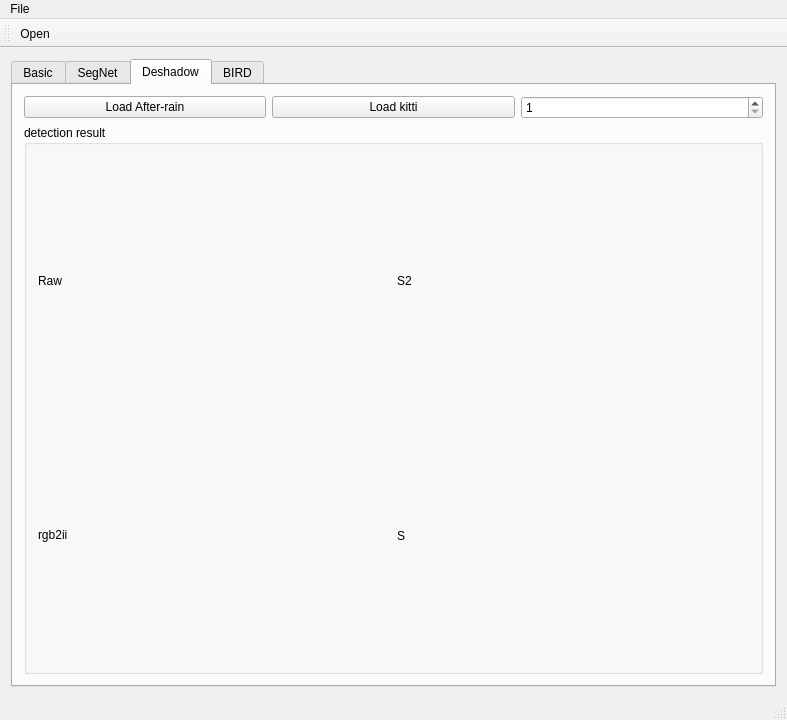
The window that OpenCarVision/mainwindow.ui (baidut/ITS) describes before a commit, drawn with Qt 5.
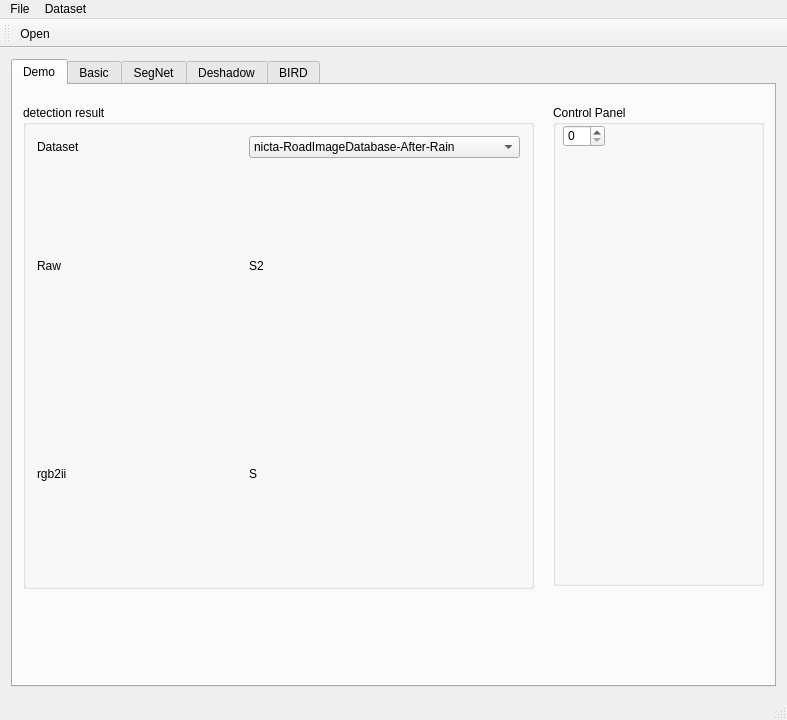
The same window after the commit. Custom widgets are drawn as their Qt base class.

Commit message: add dataset helper

The edit to the form file:
```diff
--- a/OpenCarVision/mainwindow.ui
+++ b/OpenCarVision/mainwindow.ui
@@ -7,7 +7,7 @@
     <x>0</x>
     <y>0</y>
     <width>787</width>
-    <height>639</height>
+    <height>641</height>
    </rect>
   </property>
   <property name="windowTitle">
@@ -18,8 +18,100 @@
     <item row="0" column="1">
      <widget class="QTabWidget" name="tabWidget">
       <property name="currentIndex">
-       <number>2</number>
+       <number>0</number>
       </property>
+      <widget class="QWidget" name="tab_5">
+       <attribute name="title">
+        <string>Demo</string>
+       </attribute>
+       <widget class="QGroupBox" name="groupBox_14">
+        <property name="geometry">
+         <rect>
+          <x>10</x>
+          <y>20</y>
+          <width>511</width>
+          <height>484</height>
+         </rect>
+        </property>
+        <property name="title">
+         <string>detection result</string>
+        </property>
+        <layout class="QGridLayout" name="gridLayout_22">
+         <item row="2" column="0">
+          <widget class="QLabelPlus" name="label_ii_s2_3">
+           <property name="text">
+            <string>&lt;html&gt;&lt;head/&gt;&lt;body&gt;&lt;p&gt;rgb2ii&lt;/p&gt;&lt;/body&gt;&lt;/html&gt;</string>
+           </property>
+          </widget>
+         </item>
+         <item row="1" column="0">
+          <widget class="QLabelPlus" name="label_rawdata">
+           <property name="text">
+            <string>Raw</string>
+           </property>
+          </widget>
+         </item>
+         <item row="2" column="1">
+          <widget class="QLabelPlus" name="label_s_s2_3">
+           <property name="text">
+            <string>S</string>
+           </property>
+          </widget>
+         </item>
+         <item row="1" column="1">
+          <widget class="QLabelPlus" name="label_s2_s2_3">
+           <property name="text">
+            <string>S2</string>
+           </property>
+          </widget>
+         </item>
+         <item row="0" column="1">
+          <widget class="QComboBox" name="comboBox">
+           <item>
+            <property name="text">
+             <string>nicta-RoadImageDatabase-After-Rain</string>
+            </property>
+           </item>
+           <item>
+            <property name="text">
+             <string>nicta-RoadImageDatabase-Sunny-Shadows</string>
+            </property>
+           </item>
+          </widget>
+         </item>
+         <item row="0" column="0">
+          <widget class="QLabel" name="label_7">
+           <property name="text">
+            <string>Dataset</string>
+           </property>
+          </widget>
+         </item>
+        </layout>
+       </widget>
+       <widget class="QGroupBox" name="groupBox_13">
+        <property name="geometry">
+         <rect>
+          <x>540</x>
+          <y>20</y>
+          <width>211</width>
+          <height>481</height>
+         </rect>
+        </property>
+        <property name="title">
+         <string>Control Panel</string>
+        </property>
+        <widget class="QSpinBox" name="spinBox_nFrameOfDataset">
+         <property name="geometry">
+          <rect>
+           <x>10</x>
+           <y>20</y>
+           <width>42</width>
+           <height>22</height>
+          </rect>
+         </property>
+        </widget>
+       </widget>
+      </widget>
       <widget class="QWidget" name="tab">
        <attribute name="title">
         <string>Basic</string>
@@ -808,7 +900,7 @@
      <x>0</x>
      <y>0</y>
      <width>787</width>
-     <height>21</height>
+     <height>23</height>
     </rect>
    </property>
    <widget class="QMenu" name="menuFile">
@@ -818,7 +910,14 @@
     <addaction name="action_openFile"/>
     <addaction name="actionSave"/>
    </widget>
+   <widget class="QMenu" name="menuDataset">
+    <property name="title">
+     <string>Dataset</string>
+    </property>
+    <addaction name="actionLoad"/>
+   </widget>
    <addaction name="menuFile"/>
+   <addaction name="menuDataset"/>
   </widget>
   <widget class="QToolBar" name="mainToolBar">
    <attribute name="toolBarArea">
```
Left out of the diff: 7 changed lines with no effect on the pictures. The commit also changes 5 other files.
